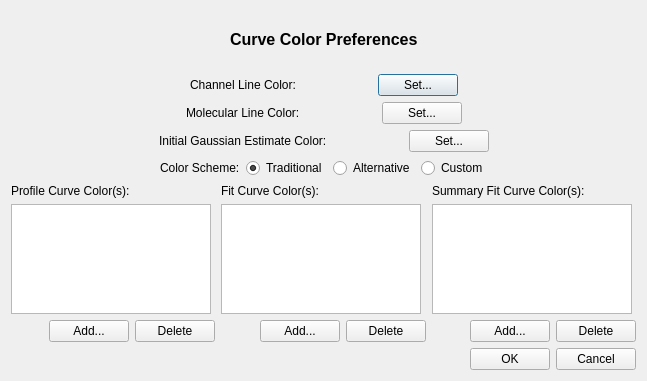
Qt form code/display/QtPlotter/ColorSummaryWidget.ui (radio-astro/casa) before a commit.
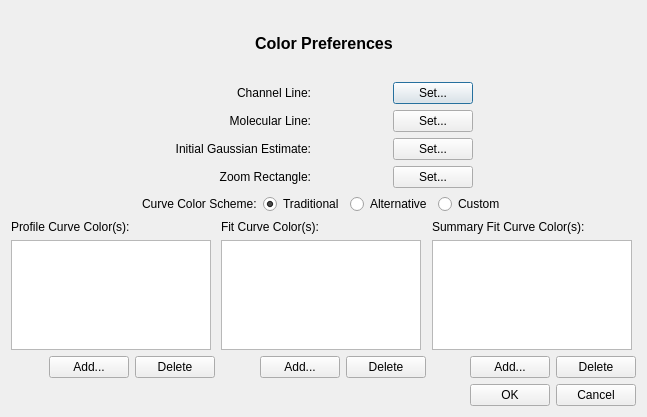
The same form after that commit.

Commit message: New Development: No             JIRA Issue: No         Ready for Test: Yes      Interface Changes: No What Interface Changed: Please list interface changes          Test Programs: List test programs   Put in Release Notes: No              Module(s): Module Names change impacts.            Description: Fix of bugs reported by Juergen 1.  Add customizable color to zoom 2.  Tool tip was wrong for the profiler 3.  y-axis units were not converting for Jy/arcsec^2.

The edit to the form file:
```diff
--- a/code/display/QtPlotter/ColorSummaryWidget.ui
+++ b/code/display/QtPlotter/ColorSummaryWidget.ui
@@ -7,13 +7,13 @@
     <x>0</x>
     <y>0</y>
     <width>647</width>
-    <height>381</height>
+    <height>417</height>
    </rect>
   </property>
   <property name="windowTitle">
    <string>ColorSummaryWidget</string>
   </property>
-  <layout class="QVBoxLayout" name="verticalLayout_4">
+  <layout class="QVBoxLayout" name="verticalLayout_6">
    <item>
     <layout class="QHBoxLayout" name="horizontalLayout">
      <item>
@@ -39,7 +39,7 @@
         </font>
        </property>
        <property name="text">
-        <string>&lt;font color='black'&gt;Curve Color Preferences&lt;/font&gt;</string>
+        <string>&lt;font color='black'&gt;Color Preferences&lt;/font&gt;</string>
        </property>
       </widget>
      </item>
@@ -59,7 +59,7 @@
     </layout>
    </item>
    <item>
-    <layout class="QHBoxLayout" name="horizontalLayout_8">
+    <layout class="QHBoxLayout" name="horizontalLayout_12">
      <item>
       <spacer name="horizontalSpacer_6">
        <property name="orientation">
@@ -74,12 +74,53 @@
       </spacer>
      </item>
      <item>
+      <layout class="QVBoxLayout" name="verticalLayout_4">
+       <item>
       <widget class="QLabel" name="channelLineLabel">
        <property name="text">
-        <string>&lt;font color='black'&gt;Channel Line Color:&lt;/font&gt;</string>
-       </property>
-      </widget>
-     </item>
+          <string>&lt;font color='black'&gt;Channel Line:&lt;/font&gt;</string>
+         </property>
+         <property name="alignment">
+          <set>Qt::AlignRight|Qt::AlignTrailing|Qt::AlignVCenter</set>
+         </property>
+        </widget>
+       </item>
+       <item>
+        <widget class="QLabel" name="molecularLineLabel">
+         <property name="text">
+          <string>&lt;font color='black'&gt;Molecular Line:&lt;/font&gt;</string>
+         </property>
+         <property name="alignment">
+          <set>Qt::AlignRight|Qt::AlignTrailing|Qt::AlignVCenter</set>
+         </property>
+        </widget>
+       </item>
+       <item>
+        <widget class="QLabel" name="initialGaussianEstimateColor">
+         <property name="text">
+          <string>&lt;font color='black'&gt;Initial Gaussian Estimate:&lt;/font&gt;</string>
+         </property>
+         <property name="alignment">
+          <set>Qt::AlignRight|Qt::AlignTrailing|Qt::AlignVCenter</set>
+         </property>
+        </widget>
+       </item>
+       <item>
+        <widget class="QLabel" name="zoomBoxColorLabel">
+         <property name="text">
+          <string>&lt;font color='black'&gt;Zoom Rectangle:&lt;/font&gt;</string>
+         </property>
+         <property name="alignment">
+          <set>Qt::AlignRight|Qt::AlignTrailing|Qt::AlignVCenter</set>
+         </property>
+        </widget>
+       </item>
+      </layout>
+     </item>
+     <item>
+      <layout class="QVBoxLayout" name="verticalLayout_5">
+       <item>
+        <layout class="QHBoxLayout" name="horizontalLayout_8">
      <item>
       <widget class="QLabel" name="channelLineColorLabel">
        <property name="minimumSize">
@@ -100,43 +141,10 @@
        </property>
       </widget>
      </item>
-     <item>
-      <spacer name="horizontalSpacer_10">
-       <property name="orientation">
-        <enum>Qt::Horizontal</enum>
-       </property>
-       <property name="sizeHint" stdset="0">
-        <size>
-         <width>40</width>
-         <height>20</height>
-        </size>
-       </property>
-      </spacer>
-     </item>
     </layout>
    </item>
    <item>
     <layout class="QHBoxLayout" name="horizontalLayout_9">
-     <item>
-      <spacer name="horizontalSpacer_11">
-       <property name="orientation">
-        <enum>Qt::Horizontal</enum>
-       </property>
-       <property name="sizeHint" stdset="0">
-        <size>
-         <width>40</width>
-         <height>20</height>
-        </size>
-       </property>
-      </spacer>
-     </item>
-     <item>
-      <widget class="QLabel" name="molecularLineLabel">
-       <property name="text">
-        <string>&lt;font color='black'&gt;Molecular Line Color:&lt;/font&gt;</string>
-       </property>
-      </widget>
-     </item>
      <item>
       <widget class="QLabel" name="molecularLineColorLabel">
        <property name="minimumSize">
@@ -157,43 +165,10 @@
        </property>
       </widget>
      </item>
-     <item>
-      <spacer name="horizontalSpacer_12">
-       <property name="orientation">
-        <enum>Qt::Horizontal</enum>
-       </property>
-       <property name="sizeHint" stdset="0">
-        <size>
-         <width>40</width>
-         <height>20</height>
-        </size>
-       </property>
-      </spacer>
-     </item>
     </layout>
    </item>
    <item>
     <layout class="QHBoxLayout" name="horizontalLayout_10">
-     <item>
-      <spacer name="horizontalSpacer_13">
-       <property name="orientation">
-        <enum>Qt::Horizontal</enum>
-       </property>
-       <property name="sizeHint" stdset="0">
-        <size>
-         <width>40</width>
-         <height>20</height>
-        </size>
-       </property>
-      </spacer>
-     </item>
-     <item>
-      <widget class="QLabel" name="initialGaussianEstimateColor">
-       <property name="text">
-        <string>&lt;font color='black'&gt;Initial Gaussian Estimate Color:&lt;/font&gt;</string>
-       </property>
-      </widget>
-     </item>
      <item>
       <widget class="QLabel" name="initialGaussianEstimateColorLabel">
        <property name="minimumSize">
@@ -214,8 +189,36 @@
        </property>
       </widget>
      </item>
+        </layout>
+       </item>
      <item>
-      <spacer name="horizontalSpacer_14">
+        <layout class="QHBoxLayout" name="horizontalLayout_11">
+         <item>
+          <widget class="QLabel" name="zoomRectColorLabel">
+           <property name="minimumSize">
+            <size>
+             <width>70</width>
+             <height>0</height>
+            </size>
+           </property>
+           <property name="text">
+            <string/>
+           </property>
+          </widget>
+         </item>
+         <item>
+          <widget class="QPushButton" name="zoomRectColorButton">
+           <property name="text">
+            <string>Set...</string>
+           </property>
+          </widget>
+         </item>
+        </layout>
+       </item>
+      </layout>
+     </item>
+     <item>
+      <spacer name="horizontalSpacer_10">
        <property name="orientation">
         <enum>Qt::Horizontal</enum>
        </property>
@@ -247,7 +250,7 @@
      <item>
       <widget class="QLabel" name="colorSchemeLabel">
        <property name="text">
-        <string>Color Scheme:</string>
+        <string>Curve Color Scheme:</string>
        </property>
       </widget>
      </item>
```
Lines whose indentation alone changed are shown as unchanged. The commit also changes 9 other files.
